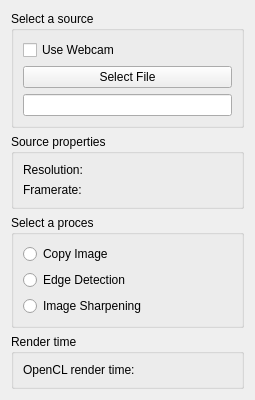
Above: readwrite/readwriteconfigwidget.ui from BartVolkaerts/OpenCL-Benchmark before the change. Below: the same form after it.
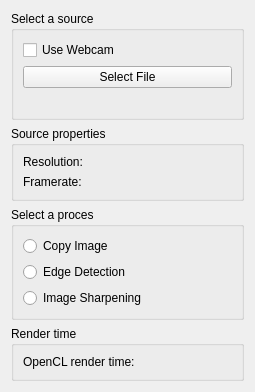
That is the form after the change.

Commit message: Removed hideous lineEdit, put nice lavel instead

```diff
--- a/readwrite/readwriteconfigwidget.ui
+++ b/readwrite/readwriteconfigwidget.ui
@@ -35,7 +35,17 @@
        </widget>
       </item>
       <item>
-       <widget class="QLineEdit" name="lineEdit"/>
+       <widget class="QLabel" name="label_4">
+        <property name="sizePolicy">
+         <sizepolicy hsizetype="Ignored" vsizetype="Preferred">
+          <horstretch>0</horstretch>
+          <verstretch>0</verstretch>
+         </sizepolicy>
+        </property>
+        <property name="text">
+         <string/>
+        </property>
+       </widget>
       </item>
      </layout>
     </widget>
```
The commit also changes 3 other files.
